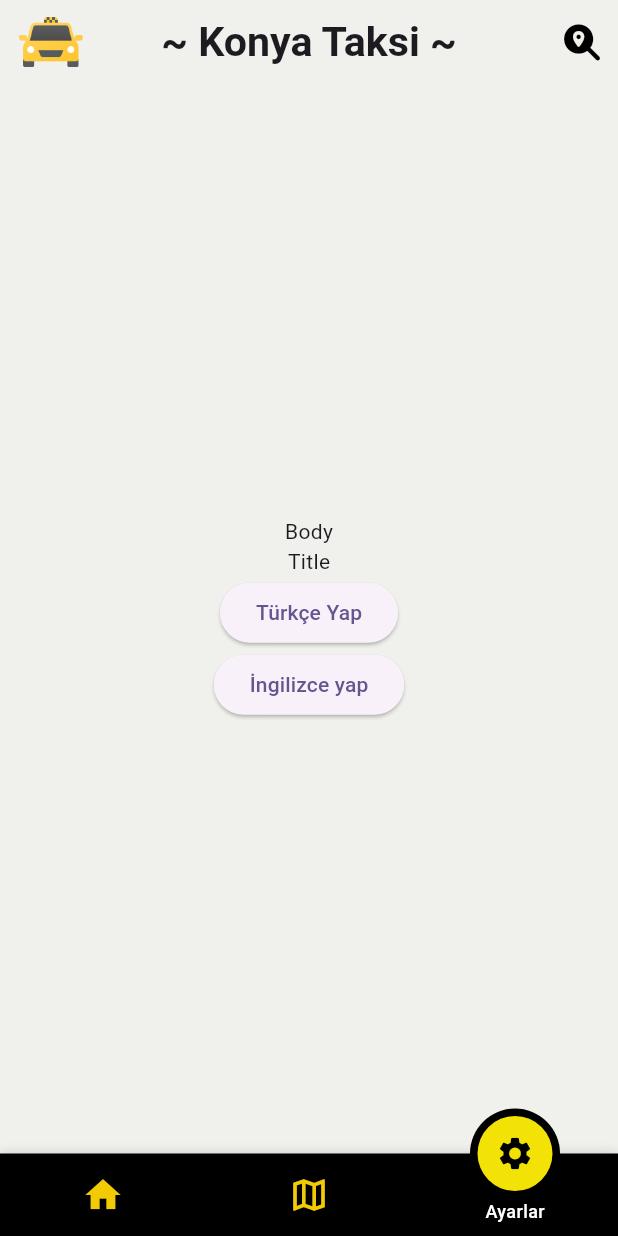
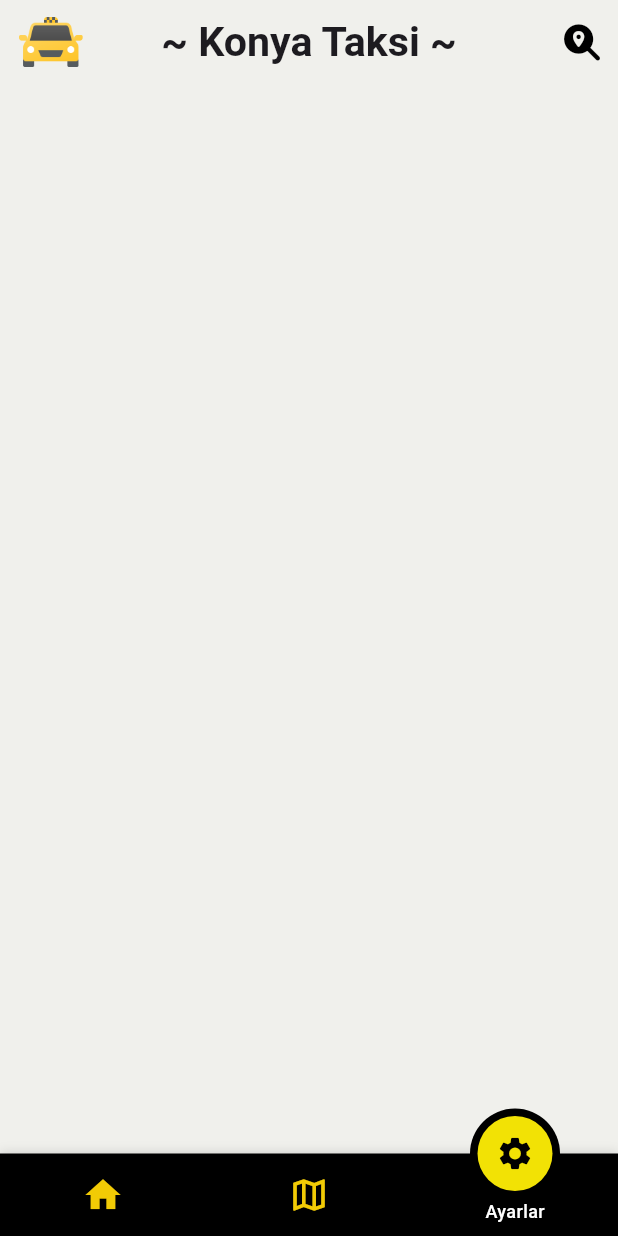
Before and after one commit to MuhammedAliYakisik/BeyTaksi, a Flutter app: the Anasayfa screen opened directly, item 3 of the bottom bar chosen, on a phone screen of 412 x 824 dp. Run offline on Flutter 3.47's test engine with Material 3 defaults, Android fonts, the phone set to English and light mode, and no system bars; our stand-ins replace dio, flutter_bloc, flutter_spinkit, font_awesome_flutter, gap, geolocator and 3 more; network calls fail; Roboto replaces fonts that are missing (Baskervville).

```diff
--- a/assets/langs/en-US.json
+++ /dev/null
@@ -1,3 +0,0 @@
-{
-  "anasayfa":{"title": "Title","body": "Body"}
-}
--- a/assets/langs/tr-TR.json
+++ /dev/null
@@ -1,3 +0,0 @@
-{
-  "anasayfa":{"title": "Başlık","body": "Gövde"}
-}
--- a/lib/ui/views/AnaSayfa.dart
+++ b/lib/ui/views/AnaSayfa.dart
@@ -13,7 +13,6 @@ import 'package:izmir_taksi/ui/views/SettingsPage.dart';
 import 'package:izmir_taksi/utils/color.dart';
 import 'package:motion_tab_bar/MotionTabBar.dart';
 import 'package:motion_tab_bar/MotionTabBarController.dart';
-import 'package:easy_localization/easy_localization.dart';
 
 class Anasayfa extends StatefulWidget {
   const Anasayfa({super.key});
--- a/lib/ui/views/SearchPage.dart
+++ b/lib/ui/views/SearchPage.dart
@@ -1,5 +1,4 @@
 import 'dart:async';
-import 'package:easy_localization/easy_localization.dart';
 import 'package:flutter/cupertino.dart';
 import 'package:flutter/material.dart';
 import 'package:geolocator/geolocator.dart';
--- a/lib/ui/views/SettingsPage.dart
+++ b/lib/ui/views/SettingsPage.dart
@@ -1,8 +1,6 @@
 import 'package:flutter/material.dart';
 import 'package:flutter/services.dart';
-import 'package:izmir_taksi/generated/locale_keys.g.dart';
 import 'package:izmir_taksi/utils/color.dart';
-import 'package:easy_localization/easy_localization.dart';
 
 class Settingspage extends StatefulWidget {
   const Settingspage({super.key});
@@ -24,16 +22,9 @@ class _SettingspageState extends State<Settingspage> {
           mainAxisAlignment: MainAxisAlignment.center,
           children: [
 
-            Text(LocaleKeys.anasayfa_body.tr()),
-            Text(LocaleKeys.anasayfa_title.tr()),
 
-            ElevatedButton(onPressed: (){
-              context.setLocale(Locale("tr","TR"));
-            }, child: Text("Türkçe Yap")),
-
-            ElevatedButton(onPressed: (){
-              context.setLocale(Locale("en","US"));
-            }, child: Text("İngilizce yap")),
+         //dark
+            //exit
 
           ],
         ),
--- a/lib/ui/views/SplashScreen.dart
+++ b/lib/ui/views/SplashScreen.dart
@@ -1,8 +1,6 @@
 import 'package:flutter/material.dart';
-import 'package:izmir_taksi/generated/locale_keys.g.dart';
 import 'package:izmir_taksi/ui/views/AnaSayfa.dart';
 import 'package:izmir_taksi/utils/color.dart';
-import 'package:easy_localization/easy_localization.dart';
 
 class Splashscreen extends StatefulWidget {
   const Splashscreen({super.key});
--- a/pubspec.yaml
+++ b/pubspec.yaml
@@ -40,7 +40,7 @@ dependencies:
   google_maps_flutter: ^2.1.1
   http: ^1.2.2
   gap: ^3.0.1
-  easy_localization: ^3.0.7
+
 
 
   # The following adds the Cupertino Icons font to your application.
@@ -73,8 +73,6 @@ flutter:
   assets:
   - assets/
   - assets/taxiBlack.png
-  - assets/langs/en-US.json
-  - assets/langs/tr-TR.json
 
   #   - images/a_dot_ham.jpeg
 
```
Also changed, not shown: lib/main.dart (+2 -17 lines), lib/generated/locale_keys.g.dart (deleted), pubspec.lock, 1 other file.
